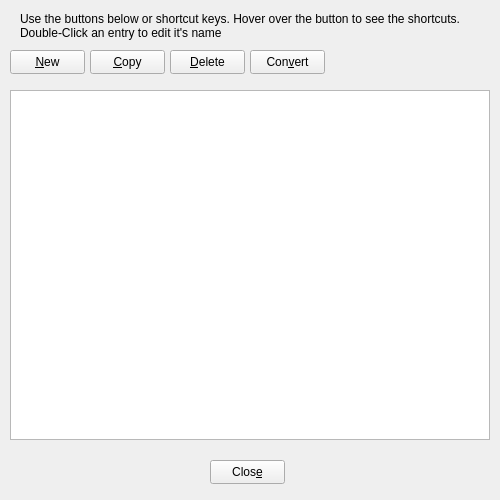
Above: Assets/ui_files/dlgManageTree.ui from PathOfBuildingCommunity/PathOfBuilding-Python before the change. Below: the same form after it.
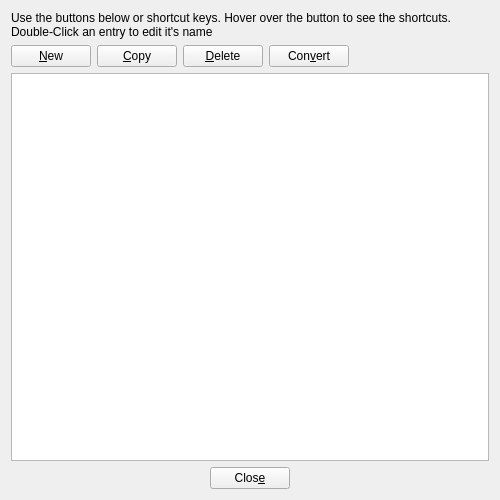
That is the form after the change. Icons and pictures are not drawn.

Commit message: Add layouts to some dialogs and make them not resizable.

```diff
--- a/Assets/ui_files/dlgManageTree.ui
+++ b/Assets/ui_files/dlgManageTree.ui
@@ -17,15 +17,97 @@
    <iconset resource="../PoB.qrc">
     <normaloff>:/Art/Icons/tree--pencil.png</normaloff>:/Art/Icons/tree--pencil.png</iconset>
   </property>
+  <layout class="QVBoxLayout" name="verticalLayout">
+   <item>
+    <widget class="QLabel" name="lbl_Info">
+     <property name="text">
+      <string>Use the buttons below or shortcut keys. Hover over the button to see the shortcuts. Double-Click an entry to edit it's name</string>
+     </property>
+     <property name="wordWrap">
+      <bool>true</bool>
+     </property>
+    </widget>
+   </item>
+   <item>
+    <layout class="QHBoxLayout" name="horizontalLayout">
+     <item>
+      <widget class="QPushButton" name="btnNew">
+       <property name="focusPolicy">
+        <enum>Qt::NoFocus</enum>
+       </property>
+       <property name="toolTip">
+        <string>New tree.  (Ctrl-N)</string>
+       </property>
+       <property name="text">
+        <string>&amp;New</string>
+       </property>
+       <property name="shortcut">
+        <string>Ctrl+N</string>
+       </property>
+      </widget>
+     </item>
+     <item>
+      <widget class="QPushButton" name="btnCopy">
+       <property name="focusPolicy">
+        <enum>Qt::NoFocus</enum>
+       </property>
+       <property name="toolTip">
+        <string>Copy selections. (Ctrl-C)</string>
+       </property>
+       <property name="text">
+        <string>&amp;Copy</string>
+       </property>
+       <property name="shortcut">
+        <string>Ctrl+C</string>
+       </property>
+      </widget>
+     </item>
+     <item>
+      <widget class="QPushButton" name="btnDelete">
+       <property name="focusPolicy">
+        <enum>Qt::NoFocus</enum>
+       </property>
+       <property name="toolTip">
+        <string>Delete selections. Beware !!!! (Delete)</string>
+       </property>
+       <property name="text">
+        <string>&amp;Delete</string>
+       </property>
+       <property name="shortcut">
+        <string>Del</string>
+       </property>
+      </widget>
+     </item>
+     <item>
+      <widget class="QPushButton" name="btnConvert">
+       <property name="focusPolicy">
+        <enum>Qt::NoFocus</enum>
+       </property>
+       <property name="toolTip">
+        <string>Convert selections to _VERSION. Convert will ignore Tree that are the current version</string>
+       </property>
+       <property name="text">
+        <string>Con&amp;vert</string>
+       </property>
+      </widget>
+     </item>
+     <item>
+      <spacer name="horizontalSpacer_3">
+       <property name="orientation">
+        <enum>Qt::Horizontal</enum>
+       </property>
+       <property name="sizeHint" stdset="0">
+        <size>
+         <width>40</width>
+         <height>20</height>
+        </size>
+       </property>
+      </spacer>
+     </item>
+    </layout>
+   </item>
+   <item>
   <widget class="QListWidget" name="list_Trees">
-   <property name="geometry">
-    <rect>
-     <x>10</x>
-     <y>90</y>
-     <width>480</width>
-     <height>350</height>
-    </rect>
-   </property>
    <property name="font">
     <font>
      <family>Noto Sans</family>
@@ -54,116 +136,24 @@
     <number>-1</number>
    </property>
   </widget>
-  <widget class="QPushButton" name="btnNew">
-   <property name="geometry">
-    <rect>
-     <x>10</x>
-     <y>50</y>
-     <width>75</width>
-     <height>24</height>
-    </rect>
-   </property>
-   <property name="focusPolicy">
-    <enum>Qt::NoFocus</enum>
-   </property>
-   <property name="toolTip">
-    <string>New tree.  (Ctrl-N)</string>
-   </property>
-   <property name="text">
-    <string>&amp;New</string>
-   </property>
-   <property name="shortcut">
-    <string>Ctrl+N</string>
-   </property>
-  </widget>
-  <widget class="QLabel" name="lbl_Info">
-   <property name="geometry">
-    <rect>
-     <x>20</x>
-     <y>10</y>
-     <width>461</width>
-     <height>31</height>
-    </rect>
-   </property>
-   <property name="text">
-    <string>Use the buttons below or shortcut keys. Hover over the button to see the shortcuts. Double-Click an entry to edit it's name</string>
-   </property>
-   <property name="wordWrap">
-    <bool>true</bool>
-   </property>
-  </widget>
-  <widget class="QPushButton" name="btnCopy">
-   <property name="geometry">
-    <rect>
-     <x>90</x>
-     <y>50</y>
-     <width>75</width>
-     <height>24</height>
-    </rect>
-   </property>
-   <property name="focusPolicy">
-    <enum>Qt::NoFocus</enum>
-   </property>
-   <property name="toolTip">
-    <string>Copy selections. (Ctrl-C)</string>
-   </property>
-   <property name="text">
-    <string>&amp;Copy</string>
-   </property>
-   <property name="shortcut">
-    <string>Ctrl+C</string>
-   </property>
-  </widget>
-  <widget class="QPushButton" name="btnDelete">
-   <property name="geometry">
-    <rect>
-     <x>170</x>
-     <y>50</y>
-     <width>75</width>
-     <height>24</height>
-    </rect>
-   </property>
-   <property name="focusPolicy">
-    <enum>Qt::NoFocus</enum>
-   </property>
-   <property name="toolTip">
-    <string>Delete selections. Beware !!!! (Delete)</string>
-   </property>
-   <property name="text">
-    <string>&amp;Delete</string>
-   </property>
-   <property name="shortcut">
-    <string>Del</string>
-   </property>
-  </widget>
-  <widget class="QPushButton" name="btnConvert">
-   <property name="geometry">
-    <rect>
-     <x>250</x>
-     <y>50</y>
-     <width>75</width>
-     <height>24</height>
-    </rect>
-   </property>
-   <property name="focusPolicy">
-    <enum>Qt::NoFocus</enum>
-   </property>
-   <property name="toolTip">
-    <string>Convert selections to _VERSION. Convert will ignore Tree that are the current version</string>
-   </property>
-   <property name="text">
-    <string>Con&amp;vert</string>
-   </property>
-  </widget>
+   </item>
+   <item>
+    <layout class="QHBoxLayout" name="horizontalLayout_2">
+     <item>
+      <spacer name="horizontalSpacer">
+       <property name="orientation">
+        <enum>Qt::Horizontal</enum>
+       </property>
+       <property name="sizeHint" stdset="0">
+        <size>
+         <width>40</width>
+         <height>20</height>
+        </size>
+       </property>
+      </spacer>
+     </item>
+     <item>
   <widget class="QPushButton" name="btnClose">
-   <property name="geometry">
-    <rect>
-     <x>210</x>
-     <y>460</y>
-     <width>75</width>
-     <height>24</height>
-    </rect>
-   </property>
    <property name="focusPolicy">
     <enum>Qt::NoFocus</enum>
    </property>
@@ -171,6 +161,23 @@
     <string>Clos&amp;e</string>
    </property>
   </widget>
+     </item>
+     <item>
+      <spacer name="horizontalSpacer_2">
+       <property name="orientation">
+        <enum>Qt::Horizontal</enum>
+       </property>
+       <property name="sizeHint" stdset="0">
+        <size>
+         <width>40</width>
+         <height>20</height>
+        </size>
+       </property>
+      </spacer>
+     </item>
+    </layout>
+   </item>
+  </layout>
  </widget>
  <tabstops>
   <tabstop>list_Trees</tabstop>
```
Lines whose indentation alone changed are shown as unchanged. The commit also changes 9 other files.
